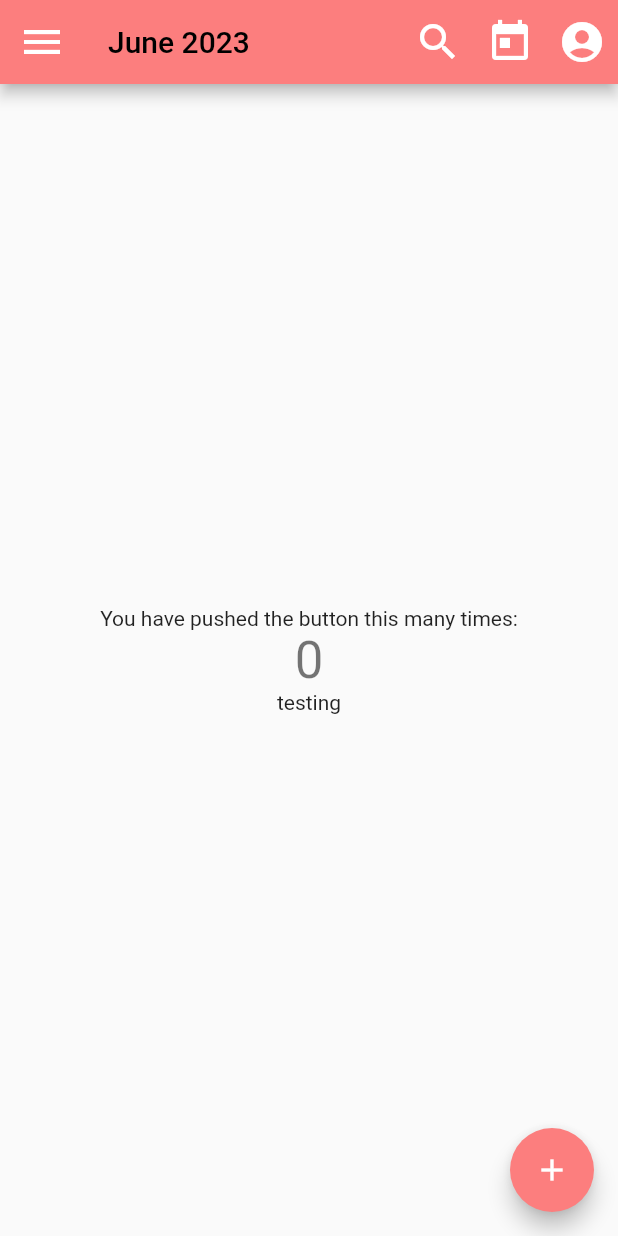
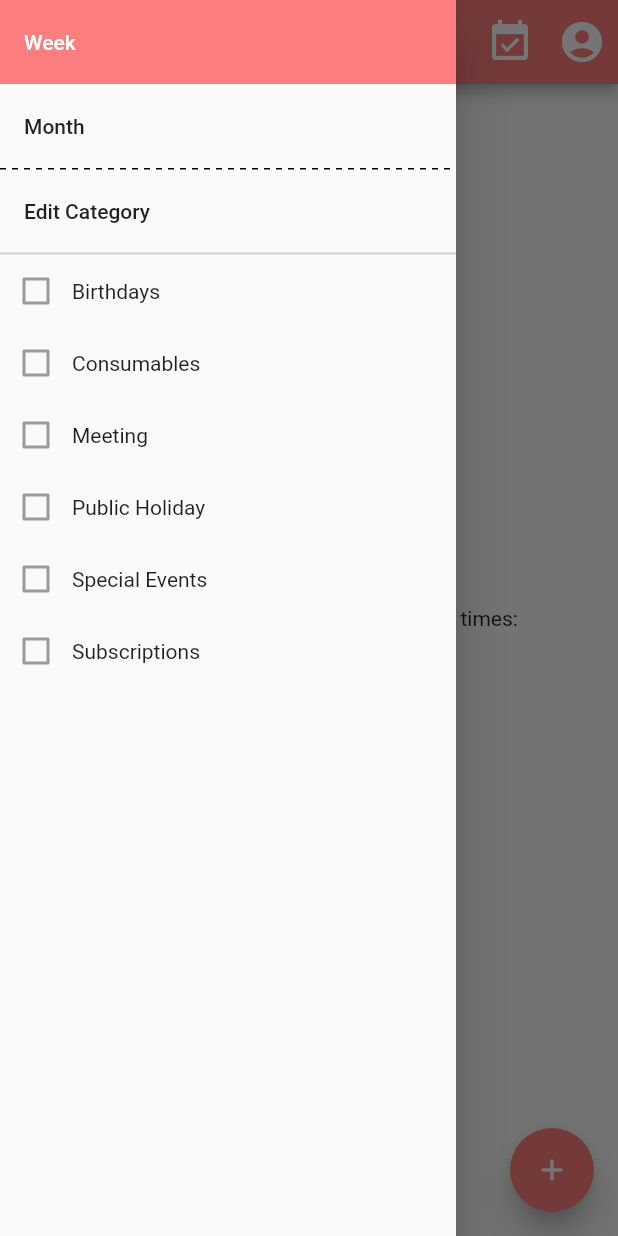
Before and after one commit to JarellOng/UrTask, a Flutter app: the screen it shows after launch, with the side drawer open (before the commit the screen has no drawer), on a phone screen of 412 x 824 dp. Run offline on Flutter 3.47's test engine with Material 2 defaults, Android fonts, the phone set to English and light mode, and no system bars; drawn by our look-alikes of dotted_line, flutter_speed_dial.

Commit message:
Home_view in progress 2 (FAB & Drawer

```diff
--- a/lib/color.dart
+++ b/lib/color.dart
@@ -14,10 +14,7 @@ const MaterialColor primary = MaterialColor(_primaryPrimaryValue, <int, Color>{
 });
  const int _primaryPrimaryValue = 0xFFFC7E7E;
 
- const MaterialColor primaryAccent = MaterialColor(_primaryAccentValue, <int, Color>{
-  100: Color(0xFFFFFFFF),
-  200: Color(_primaryAccentValue),
-  400: Color(0xFFFFEFEF),
-  700: Color(0xFFFFD5D5),
+ const MaterialColor secondary = MaterialColor(_secondaryAccentValue, <int, Color>{
+  500: Color(_secondaryAccentValue),
 });
- const int _primaryAccentValue = 0xFFFFFFFF;
+ const int _secondaryAccentValue = 0xFFFFF2F2;
--- a/lib/view/home_view.dart
+++ b/lib/view/home_view.dart
@@ -1,4 +1,7 @@
 import 'package:flutter/material.dart';
+import 'package:flutter_speed_dial/flutter_speed_dial.dart';
+import 'package:dotted_line/dotted_line.dart';
+import 'package:urtask/color.dart';
 
 class HomeView extends StatefulWidget {
   const HomeView({super.key});
@@ -8,26 +11,20 @@ class HomeView extends StatefulWidget {
 
 class _HomeViewState extends State<HomeView> {
   int _counter = 0;
-
-  void _incrementCounter() {
-    setState(() {
-      // This call to setState tells the Flutter framework that something has
-      // changed in this State, which causes it to rerun the build method below
-      // so that the display can reflect the updated values. If we changed
-      // _counter without calling setState(), then the build method would not be
-      // called again, and so nothing would appear to happen.
-      _counter++;
-    });
-  }
+  int _selectedDestination = 0;
 
   @override
   Widget build(BuildContext context) {
 
+    final theme = Theme.of(context);//for
+    final textTheme = theme.textTheme;
+
     return Scaffold(
       appBar: AppBar(
 
-        leading: Icon(Icons.menu, size: 32, color: Colors.white),
+        //leading: Icon(Icons.menu, size: 32, color: Colors.white),
         title: Text("June 2023"),
+        iconTheme: IconThemeData(color: Colors.white),
         actions: [
 
           Padding(
@@ -36,13 +33,48 @@ class _HomeViewState extends State<HomeView> {
           ),
           Padding(
             padding: EdgeInsets.symmetric(horizontal: 8),
-            child: Icon(Icons.today, size: 32, color: Colors.white),
+            child: Icon(Icons.event_available, size: 32, color: Colors.white),
           ),
           Padding(
             padding: EdgeInsets.symmetric(horizontal: 8),
             child: Icon(Icons.account_circle, size: 32, color: Colors.white),
           ),
         ],
+      ),
+      drawer: Drawer(
+        child: ListView(
+          // Important: Remove any padding from the ListView.
+          //padding: EdgeInsets.zero,
+          children: <Widget>[
+            ListTile(
+              title: Text('Week'),
+              selected: _selectedDestination == 0,
+              onTap: () => selectDestination(0),
+              selectedColor: Colors.white,
+              selectedTileColor: primary,
+            ),
+            ListTile(
+              title: Text('Month'),
+              selected: _selectedDestination == 1,
+              onTap: () => selectDestination(1),
+              selectedColor: Colors.white,
+              selectedTileColor: primary,
+            ),
+            DottedLine(),
+            ListTile(
+              title: Text('Edit Category'),
+              selected: _selectedDestination == 3,
+              onTap: () => selectDestination(3),
+              selectedColor: Colors.white,
+              selectedTileColor: primary,
+            ),
+            Divider(
+              height: 1,
+              thickness: 2,
+            ),
+            TaskList()
+          ],
+        ),
       ),
       body: Center(
         // Center is a layout widget. It takes a single child and positions it
@@ -69,17 +101,89 @@ class _HomeViewState extends State<HomeView> {
             ),
             Text(
               '$_counter',
-              style: Theme.of(context).textTheme.headline4,
+              style: textTheme.headline4,
             ),
             Progress(),
           ],
         ),
       ),
-      floatingActionButton: FloatingActionButton(
-        onPressed: _incrementCounter,
-        tooltip: 'Increment',
-        child: const Icon(Icons.add, color: Colors.white),
-      ), // This trailing comma makes auto-formatting nicer for build methods.
+      floatingActionButton: SpeedDial( //Speed dial menu
+        marginBottom: 10, //margin bottom
+        icon: Icons.add_rounded, //icon on Floating action button
+        activeIcon: Icons.close, //icon when menu is expanded on button
+        backgroundColor: primary, //background color of button
+        foregroundColor: Colors.white, //font color, icon color in button
+        activeBackgroundColor: primary, //background color when menu is expanded
+        activeForegroundColor: Colors.white,
+        buttonSize: 56.0, //button size
+        visible: true,
+        closeManually: false,
+        curve: Curves.bounceIn,
+        overlayColor: Colors.white,
+        overlayOpacity: 0.8,
+        onOpen: () => print('OPENING DIAL'), // action when menu opens
+        onClose: () => print('DIAL CLOSED'), //action when menu closes
+
+        elevation: 8.0, //shadow elevation of button
+        shape: CircleBorder(), //shape of button
+
+        children: [
+          SpeedDialChild( //speed dial child
+            child: Icon(Icons.category),
+            backgroundColor: secondary,
+            foregroundColor: primary,
+            label: 'Event Category',
+            labelStyle: TextStyle(fontSize: 18.0),
+            onTap: () => print('ADD EVENT CATEGORY'),
+            onLongPress: () => print('FIRST CHILD LONG PRESS'),
+          ),
+          SpeedDialChild(
+            child: Icon(Icons.event),
+            backgroundColor: secondary,
+            foregroundColor: primary,
+            label: 'Event',
+            labelStyle: TextStyle(fontSize: 18.0),
+            onTap: () => print('ADD EVENT'),
+            onLongPress: () => print('SECOND CHILD LONG PRESS'),
+          ),
+        ],
+      ),
+    );
+  }
+  void selectDestination(int index) {
+    setState(() {
+      _selectedDestination = index;
+    });
+  }
+}
+
+class TaskList extends StatelessWidget{
+   @override
+  Widget build(BuildContext context) {
+    return Column(
+      children: [
+        TaskItem(label: "Birthdays"),
+        TaskItem(label: "Consumables"),
+        TaskItem(label: "Meeting"),
+        TaskItem(label: "Public Holiday"),
+        TaskItem(label: "Special Events"),
+        TaskItem(label: "Subscriptions")
+      ],
+    );
+}
+}
+
+class TaskItem extends StatelessWidget{
+  final String label;
+  const TaskItem({Key? key, required this.label}) : super(key: key);
+
+  @override
+  Widget build(BuildContext context) {
+    return Row(
+      children: [
+        Checkbox(value: false, onChanged: null),
+        Text(label)
+      ],
     );
   }
 }
--- a/pubspec.yaml
+++ b/pubspec.yaml
@@ -31,6 +31,8 @@ environment:
 dependencies:
   flutter:
     sdk: flutter
+  flutter_speed_dial: ^3.0.5
+  dotted_line: ^3.1.0
 
 
   # The following adds the Cupertino Icons font to your application.
```
Also changed, not shown: pubspec.lock.
